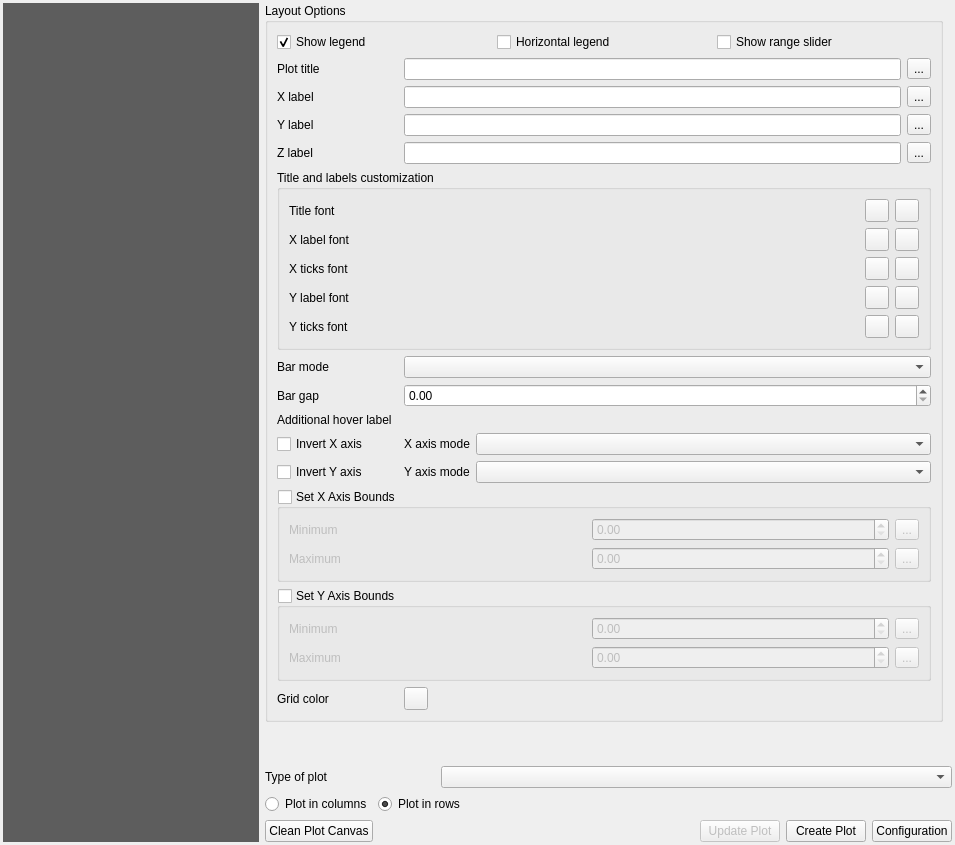
Above: DataPlotly/ui/dataplotly_dockwidget_base.ui from ghtmtt/DataPlotly before the change. Below: the same form after it.
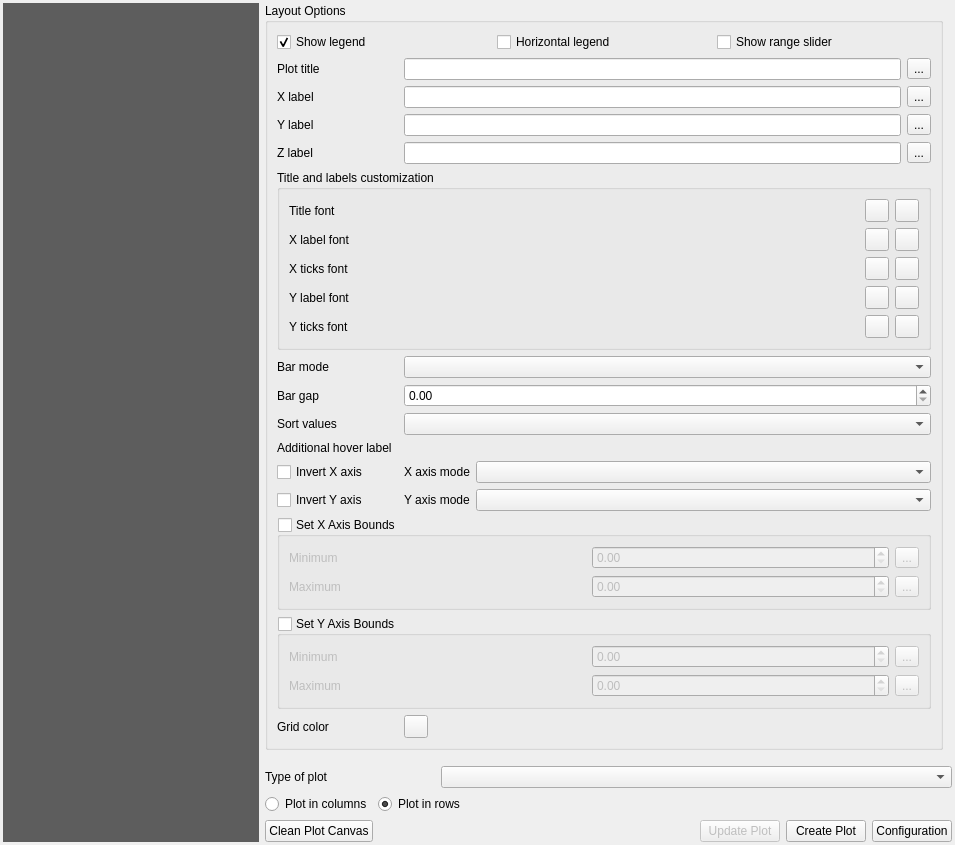
That is the form after the change. The open tabs and pages were chosen to show the change. Custom widgets are drawn as their Qt base class.

Commit message: sort bar plots option

```diff
--- a/DataPlotly/ui/dataplotly_dockwidget_base.ui
+++ b/DataPlotly/ui/dataplotly_dockwidget_base.ui
@@ -320,7 +320,7 @@
                 <property name="geometry">
                  <rect>
                   <x>0</x>
-                  <y>-270</y>
+                  <y>0</y>
                   <width>673</width>
                   <height>989</height>
                  </rect>
@@ -883,8 +883,8 @@
                  <rect>
                   <x>0</x>
                   <y>0</y>
-                  <width>414</width>
-                  <height>583</height>
+                  <width>673</width>
+                  <height>789</height>
                  </rect>
                 </property>
                 <layout class="QGridLayout" name="gridLayout_25" columnstretch="0,0,0">
@@ -915,242 +915,6 @@
                     <bool>false</bool>
                    </property>
                    <layout class="QGridLayout" name="gridLayout_10">
-                    <item row="32" column="2" colspan="2">
-                     <widget class="QgsColorButton" name="layout_grid_axis_color">
-                      <property name="allowOpacity">
-                       <bool>true</bool>
-                      </property>
-                     </widget>
-                    </item>
-                    <item row="30" column="0" colspan="4">
-                     <widget class="QgsCollapsibleGroupBox" name="x_axis_bounds_check">
-                      <property name="title">
-                       <string>Set X Axis Bounds</string>
-                      </property>
-                      <property name="checkable">
-                       <bool>true</bool>
-                      </property>
-                      <property name="checked">
-                       <bool>false</bool>
-                      </property>
-                      <layout class="QGridLayout" name="gridXAxisBounds">
-                       <item row="0" column="0">
-                        <widget class="QLabel" name="x_axis_min_label">
-                         <property name="text">
-                          <string>Minimum</string>
-                         </property>
-                        </widget>
-                       </item>
-                       <item row="0" column="2">
-                        <widget class="QgsPropertyOverrideButton" name="x_axis_min_defined_button">
-                         <property name="text">
-                          <string>...</string>
-                         </property>
-                        </widget>
-                       </item>
-                       <item row="1" column="2">
-                        <widget class="QgsPropertyOverrideButton" name="x_axis_max_defined_button">
-                         <property name="text">
-                          <string>...</string>
-                         </property>
-                        </widget>
-                       </item>
-                       <item row="1" column="0">
-                        <widget class="QLabel" name="x_axis_max_label">
-                         <property name="text">
-                          <string>Maximum</string>
-                         </property>
-                        </widget>
-                       </item>
-                       <item row="1" column="1">
-                        <widget class="QgsDoubleSpinBox" name="x_axis_max"/>
-                       </item>
-                       <item row="0" column="1">
-                        <widget class="QgsDoubleSpinBox" name="x_axis_min"/>
-                       </item>
-                      </layout>
-                     </widget>
-                    </item>
-                    <item row="31" column="0" colspan="4">
-                     <widget class="QgsCollapsibleGroupBox" name="y_axis_bounds_check">
-                      <property name="title">
-                       <string>Set Y Axis Bounds</string>
-                      </property>
-                      <property name="checkable">
-                       <bool>true</bool>
-                      </property>
-                      <property name="checked">
-                       <bool>false</bool>
-                      </property>
-                      <layout class="QGridLayout" name="gridYAxisBounds">
-                       <item row="0" column="0">
-                        <widget class="QLabel" name="y_axis_min_label">
-                         <property name="text">
-                          <string>Minimum</string>
-                         </property>
-                        </widget>
-                       </item>
-                       <item row="0" column="1">
-                        <widget class="QgsDoubleSpinBox" name="y_axis_min"/>
-                       </item>
-                       <item row="0" column="2">
-                        <widget class="QgsPropertyOverrideButton" name="y_axis_min_defined_button">
-                         <property name="text">
-                          <string>...</string>
-                         </property>
-                        </widget>
-                       </item>
-                       <item row="1" column="0">
-                        <widget class="QLabel" name="y_axis_max_label">
-                         <property name="text">
-                          <string>Maximum</string>
-                         </property>
-                        </widget>
-                       </item>
-                       <item row="1" column="1">
-                        <widget class="QgsDoubleSpinBox" name="y_axis_max"/>
-                       </item>
-                       <item row="1" column="2">
-                        <widget class="QgsPropertyOverrideButton" name="y_axis_max_defined_button">
-                         <property name="text">
-                          <string>...</string>
-                         </property>
-                        </widget>
-                       </item>
-                      </layout>
-                     </widget>
-                    </item>
-                    <item row="2" column="0">
-                     <widget class="QLabel" name="x_axis_label">
-                      <property name="text">
-                       <string>X label</string>
-                      </property>
-                     </widget>
-                    </item>
-                    <item row="2" column="2">
-                     <widget class="QLineEdit" name="x_axis_title"/>
-                    </item>
-                    <item row="3" column="2">
-                     <widget class="QLineEdit" name="y_axis_title"/>
-                    </item>
-                    <item row="2" column="3">
-                     <widget class="QgsPropertyOverrideButton" name="x_axis_title_defined_button">
-                      <property name="text">
-                       <string>...</string>
-                      </property>
-                     </widget>
-                    </item>
-                    <item row="3" column="0">
-                     <widget class="QLabel" name="y_axis_label">
-                      <property name="text">
-                       <string>Y label</string>
-                      </property>
-                     </widget>
-                    </item>
-                    <item row="3" column="3">
-                     <widget class="QgsPropertyOverrideButton" name="y_axis_title_defined_button">
-                      <property name="text">
-                       <string>...</string>
-                      </property>
-                     </widget>
-                    </item>
-                    <item row="19" column="0">
-                     <widget class="QCheckBox" name="invert_y_check">
-                      <property name="text">
-                       <string>Invert Y axis</string>
-                      </property>
-                     </widget>
-                    </item>
-                    <item row="19" column="2" colspan="2">
-                     <layout class="QHBoxLayout" name="horizontalLayout_11">
-                      <item>
-                       <widget class="QLabel" name="y_axis_mode_label">
-                        <property name="text">
-                         <string>Y axis mode</string>
-                        </property>
-                       </widget>
-                      </item>
-                      <item>
-                       <widget class="QComboBox" name="y_axis_mode_combo">
-                        <property name="sizePolicy">
-                         <sizepolicy hsizetype="Expanding" vsizetype="Fixed">
-                          <horstretch>0</horstretch>
-                          <verstretch>0</verstretch>
-                         </sizepolicy>
-                        </property>
-                       </widget>
-                      </item>
-                     </layout>
-                    </item>
-                    <item row="13" column="2" colspan="2">
-                     <widget class="QComboBox" name="bar_mode_combo"/>
-                    </item>
-                    <item row="17" column="2" colspan="2">
-                     <layout class="QHBoxLayout" name="horizontalLayout_10">
-                      <item>
-                       <widget class="QLabel" name="x_axis_mode_label">
-                        <property name="text">
-                         <string>X axis mode</string>
-                        </property>
-                       </widget>
-                      </item>
-                      <item>
-                       <widget class="QComboBox" name="x_axis_mode_combo">
-                        <property name="sizePolicy">
-                         <sizepolicy hsizetype="Expanding" vsizetype="Fixed">
-                          <horstretch>0</horstretch>
-                          <verstretch>0</verstretch>
-                         </sizepolicy>
-                        </property>
-                       </widget>
-                      </item>
-                     </layout>
-                    </item>
-                    <item row="1" column="3">
-                     <widget class="QgsPropertyOverrideButton" name="plot_title_defined_button">
-                      <property name="text">
-                       <string>...</string>
-                      </property>
-                     </widget>
-                    </item>
-                    <item row="0" column="0" colspan="4">
-                     <layout class="QHBoxLayout" name="horizontalLayout_6">
-                      <item>
-                       <widget class="QCheckBox" name="show_legend_check">
-                        <property name="text">
-                         <string>Show legend</string>
-                        </property>
-                        <property name="checked">
-                         <bool>true</bool>
-                        </property>
-                       </widget>
-                      </item>
-                      <item>
-                       <widget class="QCheckBox" name="orientation_legend_check">
-                        <property name="text">
-                         <string>Horizontal legend</string>
-                        </property>
-                       </widget>
-                      </item>
-                      <item>
-                       <widget class="QCheckBox" name="range_slider_combo">
-                        <property name="text">
-                         <string>Show range slider</string>
-                        </property>
-                       </widget>
-                      </item>
-                     </layout>
-                    </item>
-                    <item row="13" column="0">
-                     <widget class="QLabel" name="bar_mode_lab">
-                      <property name="text">
-                       <string>Bar mode</string>
-                      </property>
-                     </widget>
-                    </item>
-                    <item row="15" column="2">
-                     <widget class="QgsFieldExpressionWidget" name="additional_info_combo"/>
-                    </item>
                     <item row="14" column="2" colspan="2">
                      <widget class="QgsDoubleSpinBox" name="bar_gap">
                       <property name="maximum">
@@ -1164,41 +928,30 @@
                     <item row="1" column="2">
                      <widget class="QLineEdit" name="plot_title_line"/>
                     </item>
-                    <item row="32" column="0">
-                     <widget class="QLabel" name="grid_color_label">
+                    <item row="4" column="0">
+                     <widget class="QLabel" name="z_axis_label">
                       <property name="text">
-                       <string>Grid color</string>
+                       <string>Z label</string>
                       </property>
                      </widget>
                     </item>
-                    <item row="17" column="0">
-                     <widget class="QCheckBox" name="invert_x_check">
-                      <property name="text">
-                       <string>Invert X axis</string>
-                      </property>
-                     </widget>
-                    </item>
-                    <item row="14" column="0">
-                     <widget class="QLabel" name="bar_gap_label">
-                      <property name="text">
-                       <string>Bar gap</string>
-                      </property>
-                     </widget>
-                    </item>
-                    <item row="1" column="0">
-                     <widget class="QLabel" name="plot_title_lab">
-                      <property name="text">
-                       <string>Plot title</string>
-                      </property>
-                     </widget>
-                    </item>
-                    <item row="15" column="0">
+                    <item row="16" column="0">
                      <widget class="QLabel" name="additional_info_label">
                       <property name="text">
                        <string>Additional hover label</string>
                       </property>
                      </widget>
                     </item>
+                    <item row="4" column="2">
+                     <widget class="QLineEdit" name="z_axis_title"/>
+                    </item>
+                    <item row="33" column="0">
+                     <widget class="QLabel" name="grid_color_label">
+                      <property name="text">
+                       <string>Grid color</string>
+                      </property>
+                     </widget>
+                    </item>
                     <item row="5" column="0" colspan="4">
                      <widget class="QgsCollapsibleGroupBox" name="layout_font_sizes">
                       <property name="title">
@@ -1208,7 +961,7 @@
                        <bool>false</bool>
                       </property>
                       <property name="collapsed">
-                       <bool>true</bool>
+                       <bool>false</bool>
                       </property>
                       <layout class="QGridLayout" name="gridLayout_11">
                        <item row="6" column="0">
@@ -1299,9 +1052,6 @@
                       </layout>
                      </widget>
                     </item>
-                    <item row="4" column="2">
-                     <widget class="QLineEdit" name="z_axis_title"/>
-                    </item>
                     <item row="4" column="3">
                      <widget class="QgsPropertyOverrideButton" name="z_axis_title_defined_button">
                       <property name="text">
@@ -1309,13 +1059,273 @@
                       </property>
                      </widget>
                     </item>
-                    <item row="4" column="0">
-                     <widget class="QLabel" name="z_axis_label">
+                    <item row="32" column="0" colspan="4">
+                     <widget class="QgsCollapsibleGroupBox" name="y_axis_bounds_check">
+                      <property name="title">
+                       <string>Set Y Axis Bounds</string>
+                      </property>
+                      <property name="checkable">
+                       <bool>true</bool>
+                      </property>
+                      <property name="checked">
+                       <bool>false</bool>
+                      </property>
+                      <layout class="QGridLayout" name="gridYAxisBounds">
+                       <item row="0" column="0">
+                        <widget class="QLabel" name="y_axis_min_label">
+                         <property name="text">
+                          <string>Minimum</string>
+                         </property>
+                        </widget>
+                       </item>
+                       <item row="0" column="1">
+                        <widget class="QgsDoubleSpinBox" name="y_axis_min"/>
+                       </item>
+                       <item row="0" column="2">
+                        <widget class="QgsPropertyOverrideButton" name="y_axis_min_defined_button">
+                         <property name="text">
+                          <string>...</string>
+                         </property>
+                        </widget>
+                       </item>
+                       <item row="1" column="0">
+                        <widget class="QLabel" name="y_axis_max_label">
+                         <property name="text">
+                          <string>Maximum</string>
+                         </property>
+                        </widget>
+                       </item>
+                       <item row="1" column="1">
+                        <widget class="QgsDoubleSpinBox" name="y_axis_max"/>
+                       </item>
+                       <item row="1" column="2">
+                        <widget class="QgsPropertyOverrideButton" name="y_axis_max_defined_button">
+                         <property name="text">
+                          <string>...</string>
+                         </property>
+                        </widget>
+                       </item>
+                      </layout>
+                     </widget>
+                    </item>
+                    <item row="33" column="2" colspan="2">
+                     <widget class="QgsColorButton" name="layout_grid_axis_color">
+                      <property name="allowOpacity">
+                       <bool>true</bool>
+                      </property>
+                     </widget>
+                    </item>
+                    <item row="1" column="0">
+                     <widget class="QLabel" name="plot_title_lab">
                       <property name="text">
-                       <string>Z label</string>
+                       <string>Plot title</string>
                       </property>
                      </widget>
                     </item>
+                    <item row="2" column="3">
+                     <widget class="QgsPropertyOverrideButton" name="x_axis_title_defined_button">
+                      <property name="text">
+                       <string>...</string>
+                      </property>
+                     </widget>
+                    </item>
+                    <item row="1" column="3">
+                     <widget class="QgsPropertyOverrideButton" name="plot_title_defined_button">
+                      <property name="text">
+                       <string>...</string>
+                      </property>
+                     </widget>
+                    </item>
+                    <item row="20" column="2" colspan="2">
+                     <layout class="QHBoxLayout" name="horizontalLayout_11">
+                      <item>
+                       <widget class="QLabel" name="y_axis_mode_label">
+                        <property name="text">
+                         <string>Y axis mode</string>
+                        </property>
+                       </widget>
+                      </item>
+                      <item>
+                       <widget class="QComboBox" name="y_axis_mode_combo">
+                        <property name="sizePolicy">
+                         <sizepolicy hsizetype="Expanding" vsizetype="Fixed">
+                          <horstretch>0</horstretch>
+                          <verstretch>0</verstretch>
+                         </sizepolicy>
+                        </property>
+                       </widget>
+                      </item>
+                     </layout>
+                    </item>
+                    <item row="2" column="2">
+                     <widget class="QLineEdit" name="x_axis_title"/>
+                    </item>
+                    <item row="2" column="0">
+                     <widget class="QLabel" name="x_axis_label">
+                      <property name="text">
+                       <string>X label</string>
+                      </property>
+                     </widget>
+                    </item>
+                    <item row="20" column="0">
+                     <widget class="QCheckBox" name="invert_y_check">
+                      <property name="text">
+                       <string>Invert Y axis</string>
+                      </property>
+                     </widget>
+                    </item>
+                    <item row="13" column="0">
+                     <widget class="QLabel" name="bar_mode_lab">
+                      <property name="text">
+                       <string>Bar mode</string>
+                      </property>
+                     </widget>
+                    </item>
+                    <item row="18" column="2" colspan="2">
+                     <layout class="QHBoxLayout" name="horizontalLayout_10">
+                      <item>
+                       <widget class="QLabel" name="x_axis_mode_label">
+                        <property name="text">
+                         <string>X axis mode</string>
+                        </property>
+                       </widget>
+                      </item>
+                      <item>
+                       <widget class="QComboBox" name="x_axis_mode_combo">
+                        <property name="sizePolicy">
+                         <sizepolicy hsizetype="Expanding" vsizetype="Fixed">
+                          <horstretch>0</horstretch>
+                          <verstretch>0</verstretch>
+                         </sizepolicy>
+                        </property>
+                       </widget>
+                      </item>
+                     </layout>
+                    </item>
+                    <item row="3" column="2">
+                     <widget class="QLineEdit" name="y_axis_title"/>
+                    </item>
+                    <item row="3" column="0">
+                     <widget class="QLabel" name="y_axis_label">
+                      <property name="text">
+                       <string>Y label</string>
+                      </property>
+                     </widget>
+                    </item>
+                    <item row="0" column="0" colspan="4">
+                     <layout class="QHBoxLayout" name="horizontalLayout_6">
+                      <item>
+                       <widget class="QCheckBox" name="show_legend_check">
+                        <property name="text">
+                         <string>Show legend</string>
+                        </property>
+                        <property name="checked">
+                         <bool>true</bool>
+                        </property>
+                       </widget>
+                      </item>
+                      <item>
+                       <widget class="QCheckBox" name="orientation_legend_check">
+                        <property name="text">
+                         <string>Horizontal legend</string>
+                        </property>
+                       </widget>
+                      </item>
+                      <item>
+                       <widget class="QCheckBox" name="range_slider_combo">
+                        <property name="text">
+                         <string>Show range slider</string>
+                        </property>
+                       </widget>
+                      </item>
+                     </layout>
+                    </item>
+                    <item row="31" column="0" colspan="4">
+                     <widget class="QgsCollapsibleGroupBox" name="x_axis_bounds_check">
+                      <property name="title">
+                       <string>Set X Axis Bounds</string>
+                      </property>
+                      <property name="checkable">
+                       <bool>true</bool>
+                      </property>
+                      <property name="checked">
+                       <bool>false</bool>
+                      </property>
+                      <layout class="QGridLayout" name="gridXAxisBounds">
+                       <item row="0" column="0">
+                        <widget class="QLabel" name="x_axis_min_label">
+                         <property name="text">
+                          <string>Minimum</string>
+                         </property>
+                        </widget>
+                       </item>
+                       <item row="0" column="2">
+                        <widget class="QgsPropertyOverrideButton" name="x_axis_min_defined_button">
+                         <property name="text">
+                          <string>...</string>
+                         </property>
+                        </widget>
+                       </item>
+                       <item row="1" column="2">
+                        <widget class="QgsPropertyOverrideButton" name="x_axis_max_defined_button">
+                         <property name="text">
+                          <string>...</string>
+                         </property>
+                        </widget>
+                       </item>
+                       <item row="1" column="0">
+                        <widget class="QLabel" name="x_axis_max_label">
+                         <property name="text">
+                          <string>Maximum</string>
+                         </property>
+                        </widget>
+                       </item>
+                       <item row="1" column="1">
+                        <widget class="QgsDoubleSpinBox" name="x_axis_max"/>
+                       </item>
+                       <item row="0" column="1">
+                        <widget class="QgsDoubleSpinBox" name="x_axis_min"/>
+                       </item>
+                      </layout>
+                     </widget>
+                    </item>
+                    <item row="13" column="2" colspan="2">
+                     <widget class="QComboBox" name="bar_mode_combo"/>
+                    </item>
+                    <item row="14" column="0">
+                     <widget class="QLabel" name="bar_gap_label">
+                      <property name="text">
+                       <string>Bar gap</string>
+                      </property>
+                     </widget>
+                    </item>
+                    <item row="3" column="3">
+                     <widget class="QgsPropertyOverrideButton" name="y_axis_title_defined_button">
+                      <property name="text">
+                       <string>...</string>
+                      </property>
+                     </widget>
+                    </item>
+                    <item row="18" column="0">
+                     <widget class="QCheckBox" name="invert_x_check">
+                      <property name="text">
+                       <string>Invert X axis</string>
+                      </property>
+                     </widget>
+                    </item>
+                    <item row="15" column="0">
+                     <widget class="QLabel" name="bar_sort_label">
+                      <property name="text">
+                       <string>Sort values</string>
+                      </property>
+                     </widget>
+                    </item>
+                    <item row="15" column="2" colspan="2">
+                     <widget class="QComboBox" name="bar_sort_combo"/>
+                    </item>
+                    <item row="16" column="2" colspan="2">
+                     <widget class="QgsFieldExpressionWidget" name="additional_info_combo"/>
+                    </item>
                    </layout>
                   </widget>
                  </item>
```
The commit also changes 2 other files.
